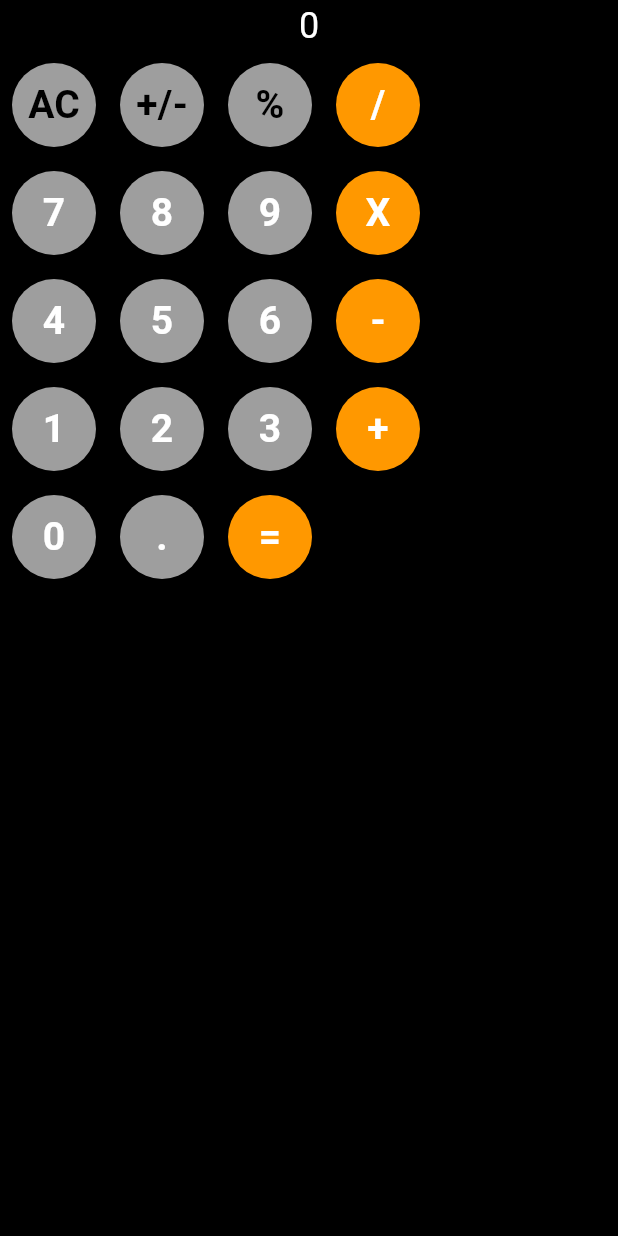
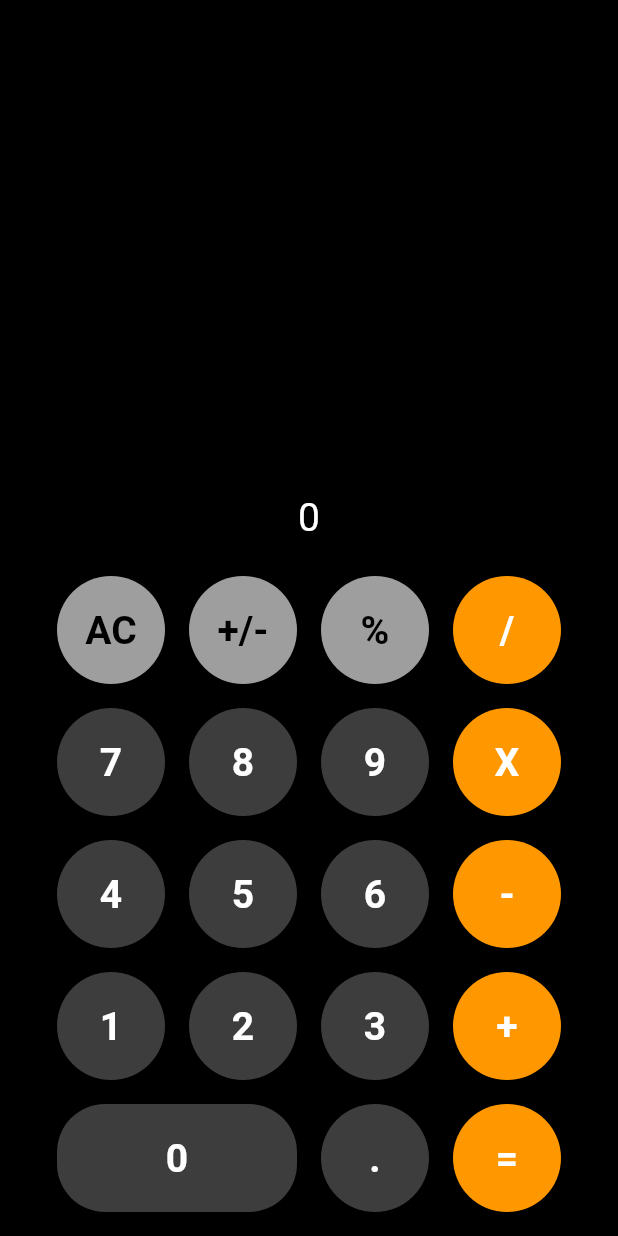
Before and after one commit to RMoroni/momo_calculator, a Flutter app: the screen it shows after launch, on a phone screen of 412 x 824 dp. Run offline on Flutter 3.47's test engine with Material 2 defaults, Android fonts, the light colour scheme and no system bars.

Commit message:
ajustes no layout

```diff
--- a/lib/button.dart
+++ b/lib/button.dart
@@ -1,10 +1,14 @@
 import 'package:flutter/material.dart';
 
 class CalculatorButton extends StatelessWidget {
+  static double height = 72.0;
+  static double margin = 8.0;
+
   final Color color;
   final Color textColor;
   final String text;
   final VoidCallback onTap;
+  final bool doubleWidth;
 
   const CalculatorButton({
     Key? key,
@@ -12,6 +16,7 @@ class CalculatorButton extends StatelessWidget {
     required this.textColor,
     required this.text,
     required this.onTap,
+    this.doubleWidth = false,
   }) : super(key: key);
 
   @override
@@ -19,10 +24,14 @@ class CalculatorButton extends StatelessWidget {
     return GestureDetector(
       onTap: onTap,
       child: Container(
-        margin: const EdgeInsets.all(8),
-        decoration: BoxDecoration(color: color, shape: BoxShape.circle),
-        height: 56,
-        width: 56,
+        margin: EdgeInsets.all(margin),
+        decoration: BoxDecoration(
+          color: color,
+          shape: doubleWidth ? BoxShape.rectangle : BoxShape.circle,
+          borderRadius: doubleWidth ? const BorderRadius.all(Radius.circular(32)) : null,
+        ),
+        height: height,
+        width: doubleWidth ? height * 2 + margin * 2 : height,
         child: Center(
           child: Text(
             text,
--- a/lib/main.dart
+++ b/lib/main.dart
@@ -10,13 +10,9 @@ class MyApp extends StatelessWidget {
 
   @override
   Widget build(BuildContext context) {
-    return MaterialApp(
+    return const MaterialApp(
       title: 'Momo Calculator',
-      theme: ThemeData(
-        colorScheme: ColorScheme.fromSeed(seedColor: Colors.deepPurple),
-        useMaterial3: true,
-      ),
-      home: const CalculatorScreen(),
+      home: CalculatorScreen(),
     );
   }
 }
--- a/lib/screen.dart
+++ b/lib/screen.dart
@@ -17,17 +17,23 @@ class _CalculatorScreenState extends State<CalculatorScreen> {
   @override
   Widget build(BuildContext context) {
     return Scaffold(
-      backgroundColor: Theme.of(context).shadowColor,
+      backgroundColor: Colors.black,
       body: Column(
+        crossAxisAlignment: CrossAxisAlignment.center,
+        mainAxisAlignment: MainAxisAlignment.end,
         children: [
           Text(
             output.isNotEmpty ? output : '0',
             style: const TextStyle(
-              fontSize: 24,
+              fontSize: 26,
               color: Colors.white,
             ),
           ),
+          const SizedBox(
+            height: 16,
+          ),
           Row(
+            mainAxisAlignment: MainAxisAlignment.center,
             children: [
               CalculatorButton(
                 color: Colors.grey,
@@ -62,9 +68,10 @@ class _CalculatorScreenState extends State<CalculatorScreen> {
             ],
           ),
           Row(
+            mainAxisAlignment: MainAxisAlignment.center,
             children: [
               CalculatorButton(
-                color: Colors.grey,
+                color: Colors.white24,
                 textColor: Colors.white,
                 text: '7',
                 onTap: () {
@@ -72,7 +79,7 @@ class _CalculatorScreenState extends State<CalculatorScreen> {
                 },
               ),
               CalculatorButton(
-                color: Colors.grey,
+                color: Colors.white24,
                 textColor: Colors.white,
                 text: '8',
                 onTap: () {
@@ -80,7 +87,7 @@ class _CalculatorScreenState extends State<CalculatorScreen> {
                 },
               ),
               CalculatorButton(
-                color: Colors.grey,
+                color: Colors.white24,
                 textColor: Colors.white,
                 text: '9',
                 onTap: () {
@@ -98,9 +105,10 @@ class _CalculatorScreenState extends State<CalculatorScreen> {
             ],
           ),
           Row(
+            mainAxisAlignment: MainAxisAlignment.center,
             children: [
               CalculatorButton(
-                color: Colors.grey,
+                color: Colors.white24,
                 textColor: Colors.white,
                 text: '4',
                 onTap: () {
@@ -108,7 +116,7 @@ class _CalculatorScreenState extends State<CalculatorScreen> {
                 },
               ),
               CalculatorButton(
-                color: Colors.grey,
+                color: Colors.white24,
                 textColor: Colors.white,
                 text: '5',
                 onTap: () {
@@ -116,7 +124,7 @@ class _CalculatorScreenState extends State<CalculatorScreen> {
                 },
               ),
               CalculatorButton(
-                color: Colors.grey,
+                color: Colors.white24,
                 textColor: Colors.white,
                 text: '6',
                 onTap: () {
@@ -134,9 +142,10 @@ class _CalculatorScreenState extends State<CalculatorScreen> {
             ],
           ),
           Row(
+            mainAxisAlignment: MainAxisAlignment.center,
             children: [
               CalculatorButton(
-                color: Colors.grey,
+                color: Colors.white24,
                 textColor: Colors.white,
                 text: '1',
                 onTap: () {
@@ -144,7 +153,7 @@ class _CalculatorScreenState extends State<CalculatorScreen> {
                 },
               ),
               CalculatorButton(
-                color: Colors.grey,
+                color: Colors.white24,
                 textColor: Colors.white,
                 text: '2',
                 onTap: () {
@@ -152,7 +161,7 @@ class _CalculatorScreenState extends State<CalculatorScreen> {
                 },
               ),
               CalculatorButton(
-                color: Colors.grey,
+                color: Colors.white24,
                 textColor: Colors.white,
                 text: '3',
                 onTap: () {
@@ -170,17 +179,19 @@ class _CalculatorScreenState extends State<CalculatorScreen> {
             ],
           ),
           Row(
+            mainAxisAlignment: MainAxisAlignment.center,
             children: [
               CalculatorButton(
-                color: Colors.grey,
+                color: Colors.white24,
                 textColor: Colors.white,
                 text: '0',
                 onTap: () {
                   numberHandler('0');
                 },
+                doubleWidth: true,
               ),
               CalculatorButton(
-                color: Colors.grey,
+                color: Colors.white24,
                 textColor: Colors.white,
                 text: '.',
                 onTap: () {
@@ -196,6 +207,9 @@ class _CalculatorScreenState extends State<CalculatorScreen> {
                 },
               ),
             ],
+          ),
+          const SizedBox(
+            height: 8,
           ),
         ],
       ),
```
